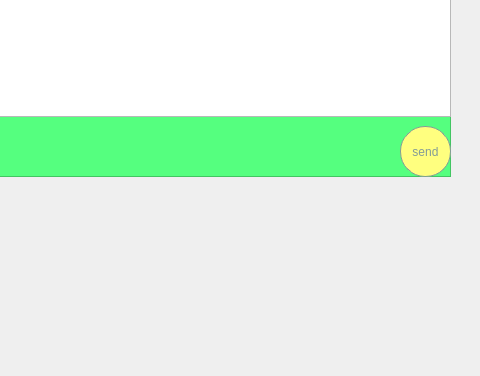
The window that chat.ui (MhkaPR/BotGram) describes before a commit, drawn with Qt 5; both pictures show x 830 to 1310 and y 434 to 810 of the 1310 by 810 pixel window.
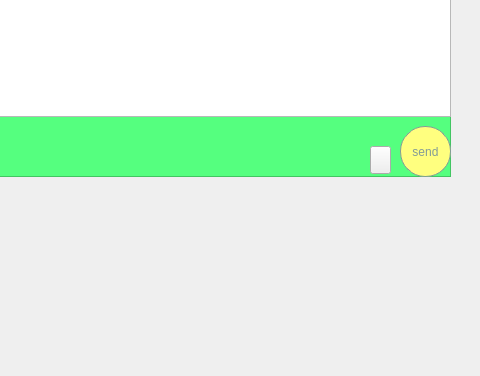
The same window after the commit.

Commit message: chatlist not complete

What changed in the file:
```diff
--- a/chat.ui
+++ b/chat.ui
@@ -254,6 +254,19 @@
      <string>      select a chat</string>
     </property>
    </widget>
+   <widget class="QPushButton" name="photo_button">
+    <property name="geometry">
+     <rect>
+      <x>650</x>
+      <y>570</y>
+      <width>21</width>
+      <height>28</height>
+     </rect>
+    </property>
+    <property name="text">
+     <string/>
+    </property>
+   </widget>
   </widget>
  </widget>
  <resources/>
```
Left out of the diff: 30 changed lines with no effect on the pictures. The commit also changes 2 other files.
